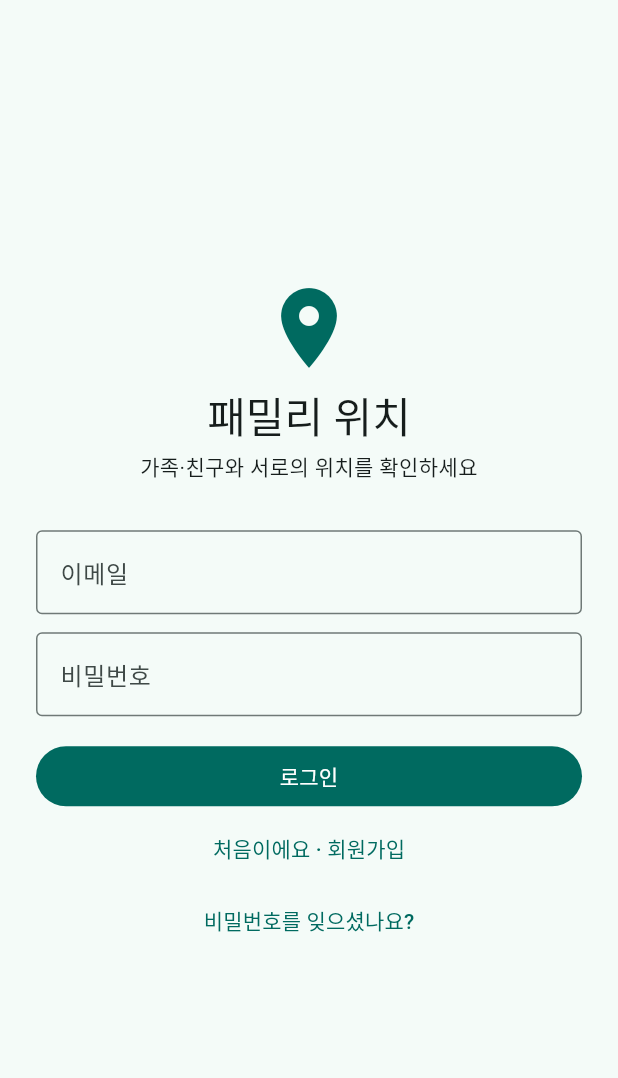
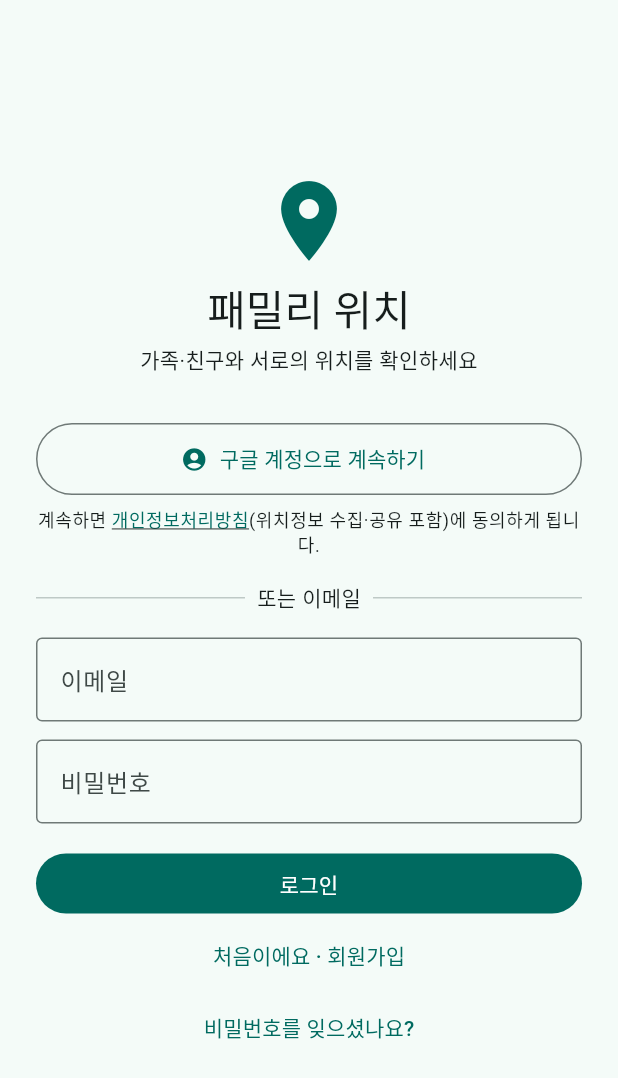
Before and after one commit to happyfamily1984/isharing, a Flutter app: the screen it shows after launch, on a phone screen of 412 x 824 dp. Shown: the top 1078 px of the screen. Run offline on Flutter 3.47's test engine with Material 3 defaults, Android fonts, the phone set to English and light mode, and no system bars; our stand-ins replace battery_plus, cloud_firestore, cloud_functions, firebase_auth, firebase_core, firebase_messaging and 4 more; accounts and stored records are empty.

Commit message:
Add Google sign-in alongside email/password
- "구글 계정으로 계속하기" on the login screen; profile created on first login
- Account deletion re-authenticates with Google for Google users
- Commit a fixed test-only debug keystore so the SHA-1 registered in
  Firebase stays stable across builds
- README: Firebase setup steps for Google provider and SHA-1

Co-Authored-By: Claude Opus 5.5 <noreply@anthropic.com>
Claude-Session: https://claude.ai/code/session_01UPez8zv5pFqjgFmxrXEkqB

```diff
--- a/app/lib/screens/login_screen.dart
+++ b/app/lib/screens/login_screen.dart
@@ -65,6 +65,17 @@ class _LoginScreenState extends State<LoginScreen> {
     }
   }
 
+  Future<void> _google() async {
+    setState(() => _busy = true);
+    try {
+      await AuthService.signInWithGoogle();
+    } catch (e) {
+      if (!Backend.isCancel(e)) _show(Backend.errorMessage(e));
+    } finally {
+      if (mounted) setState(() => _busy = false);
+    }
+  }
+
   void _show(String msg) {
     if (!mounted) return;
     ScaffoldMessenger.of(context).showSnackBar(SnackBar(content: Text(msg)));
@@ -91,6 +102,37 @@ class _LoginScreenState extends State<LoginScreen> {
                   Text('가족·친구와 서로의 위치를 확인하세요',
                       textAlign: TextAlign.center, style: theme.textTheme.bodyMedium),
                   const SizedBox(height: 32),
+                  OutlinedButton.icon(
+                    onPressed: _busy ? null : _google,
+                    icon: const Icon(Icons.account_circle),
+                    label: const Text('구글 계정으로 계속하기'),
+                    style: OutlinedButton.styleFrom(minimumSize: const Size.fromHeight(48)),
+                  ),
+                  const SizedBox(height: 8),
+                  Text.rich(
+                    TextSpan(children: [
+                      const TextSpan(text: '계속하면 '),
+                      TextSpan(
+                        text: '개인정보처리방침',
+                        style: TextStyle(
+                            color: theme.colorScheme.primary,
+                            decoration: TextDecoration.underline),
+                        recognizer: TapGestureRecognizer()
+                          ..onTap = () => launchUrl(Uri.parse(AppConfig.privacyPolicyUrl)),
+                      ),
+                      const TextSpan(text: '(위치정보 수집·공유 포함)에 동의하게 됩니다.'),
+                    ]),
+                    textAlign: TextAlign.center,
+                    style: theme.textTheme.bodySmall,
+                  ),
+                  const Padding(
+                    padding: EdgeInsets.symmetric(vertical: 16),
+                    child: Row(children: [
+                      Expanded(child: Divider()),
+                      Padding(padding: EdgeInsets.symmetric(horizontal: 8), child: Text('또는 이메일')),
+                      Expanded(child: Divider()),
+                    ]),
+                  ),
                   if (_signUp) ...[
                     TextField(
                       controller: _name,
--- a/app/lib/services/backend.dart
+++ b/app/lib/services/backend.dart
@@ -1,6 +1,7 @@
 import 'package:cloud_firestore/cloud_firestore.dart';
 import 'package:cloud_functions/cloud_functions.dart';
 import 'package:firebase_auth/firebase_auth.dart';
+import 'package:google_sign_in/google_sign_in.dart';
 
 /// Firebase 접근 지점 모음. Cloud Functions 리전은 functions/src/index.ts 와 같아야 한다.
 class Backend {
@@ -21,8 +22,17 @@ class Backend {
     return Map<String, dynamic>.from(result.data);
   }
 
+  /// 사용자가 구글 로그인 창을 닫은 경우 (오류 메시지를 띄우지 않는다)
+  static bool isCancel(Object e) =>
+      e is GoogleSignInException &&
+      (e.code == GoogleSignInExceptionCode.canceled ||
+          e.code == GoogleSignInExceptionCode.interrupted);
+
   /// 함수/인증 오류를 사용자에게 보여줄 문장으로 바꾼다.
   static String errorMessage(Object e) {
+    if (e is GoogleSignInException) {
+      return '구글 로그인에 실패했습니다. (${e.code.name})';
+    }
     if (e is FirebaseFunctionsException) return e.message ?? '요청을 처리하지 못했습니다.';
     if (e is FirebaseAuthException) {
       switch (e.code) {
@@ -32,6 +42,10 @@ class Backend {
           return '이미 가입된 이메일입니다.';
         case 'weak-password':
           return '비밀번호는 6자 이상이어야 합니다.';
+        case 'account-exists-with-different-credential':
+          return '이미 이메일/비밀번호로 가입된 계정입니다. 이메일로 로그인해주세요.';
+        case 'user-mismatch':
+          return '현재 로그인한 계정과 다른 구글 계정입니다.';
         case 'invalid-credential':
         case 'wrong-password':
         case 'user-not-found':
--- a/app/pubspec.yaml
+++ b/app/pubspec.yaml
@@ -45,6 +45,7 @@ dependencies:
   battery_plus: ^7.1.2
   intl: ^0.20.3
   url_launcher: ^6.3.3
+  google_sign_in: ^7.2.0
 dev_dependencies:
   flutter_test:
     sdk: flutter
```
Also changed, not shown: app/lib/screens/settings_screen.dart (+16 -5 lines), app/lib/services/auth_service.dart (+53 -10 lines), app/pubspec.lock, 4 other files.
